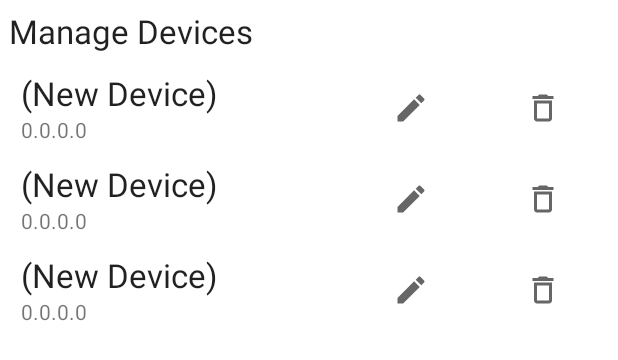
After one commit to Moustachauve/WLED-Native-Android, an Android app: the layout fragment_device_list_manage.xml on its own in the app's theme, with its tools: preview values and no code run, on a phone screen of 412 x 824 dp. The commit adds this screen. Shown: the top 360 px of the screen. Run offline under Robolectric (Android 15) with nearby library versions, the phone set to English and light mode, and no system bars.

Commit message:
Add manage device page Add remove device feature

```diff
--- a/app/build.gradle
+++ b/app/build.gradle
@@ -47,6 +47,7 @@ dependencies {
     implementation "androidx.fragment:fragment-ktx:1.3.6"
     implementation "androidx.legacy:legacy-support-v4:1.0.0"
     implementation "androidx.preference:preference-ktx:1.1.1"
+    implementation 'androidx.webkit:webkit:1.4.0'
 
     implementation("com.squareup.moshi:moshi:$moshiVersion")
     kapt("com.squareup.moshi:moshi-kotlin-codegen:$moshiVersion")
--- /dev/null
+++ b/app/src/main/res/drawable/ic_baseline_edit_24.xml
@@ -0,0 +1,10 @@
+<vector xmlns:android="http://schemas.android.com/apk/res/android"
+    android:width="24dp"
+    android:height="24dp"
+    android:viewportWidth="24"
+    android:viewportHeight="24"
+    android:tint="?attr/colorControlNormal">
+  <path
+      android:fillColor="@android:color/white"
+      android:pathData="M3,17.25V21h3.75L17.81,9.94l-3.75,-3.75L3,17.25zM20.71,7.04c0.39,-0.39 0.39,-1.02 0,-1.41l-2.34,-2.34c-0.39,-0.39 -1.02,-0.39 -1.41,0l-1.83,1.83 3.75,3.75 1.83,-1.83z"/>
+</vector>
--- a/app/src/main/res/layout/device_list_item.xml
+++ b/app/src/main/res/layout/device_list_item.xml
@@ -3,9 +3,11 @@
 <androidx.constraintlayout.widget.ConstraintLayout xmlns:android="http://schemas.android.com/apk/res/android"
     android:id="@+id/container"
     xmlns:app="http://schemas.android.com/apk/res-auto"
-    xmlns:tools="http://schemas.android.com/tools"
     android:layout_width="match_parent"
     android:layout_height="wrap_content"
+    android:clickable="true"
+    android:focusable="true"
+    android:background="?attr/selectableItemBackground"
     android:padding="6dp">
 
     <TextView
--- /dev/null
+++ b/app/src/main/res/layout/device_list_item_manage.xml
@@ -0,0 +1,54 @@
+<?xml version="1.0" encoding="utf-8"?>
+
+<androidx.constraintlayout.widget.ConstraintLayout xmlns:android="http://schemas.android.com/apk/res/android"
+    android:id="@+id/container"
+    xmlns:app="http://schemas.android.com/apk/res-auto"
+    android:layout_width="match_parent"
+    android:layout_height="wrap_content"
+    android:clickable="true"
+    android:focusable="true"
+    android:background="?attr/selectableItemBackground"
+    android:padding="6dp">
+
+    <TextView
+        android:id="@+id/name_text_view"
+        android:layout_width="wrap_content"
+        android:layout_height="wrap_content"
+        android:layout_marginStart="8dp"
+        android:text="@string/default_device_name"
+        android:textAppearance="@style/TextAppearance.AppCompat.Large"
+        app:layout_constraintStart_toStartOf="parent"
+        app:layout_constraintTop_toTopOf="parent" />
+
+        <TextView
+            android:id="@+id/ip_address_text_view"
+            android:layout_width="wrap_content"
+            android:layout_height="match_parent"
+            android:text="@string/default_ip"
+            app:layout_constraintStart_toStartOf="@+id/name_text_view"
+            app:layout_constraintTop_toBottomOf="@+id/name_text_view"/>
+
+    <ImageButton
+        android:id="@+id/edit_button"
+        android:layout_width="wrap_content"
+        android:layout_height="wrap_content"
+        app:layout_constraintBottom_toBottomOf="parent"
+        app:layout_constraintEnd_toStartOf="@+id/delete_button"
+        app:layout_constraintTop_toTopOf="parent"
+        app:srcCompat="@drawable/ic_baseline_edit_24"
+        style="?android:attr/borderlessButtonStyle"
+        android:contentDescription="@string/edit_device" />
+
+    <ImageButton
+        android:id="@+id/delete_button"
+        android:layout_width="wrap_content"
+        android:layout_height="wrap_content"
+        android:backgroundTint="#DA1414"
+        app:layout_constraintBottom_toBottomOf="parent"
+        app:layout_constraintEnd_toEndOf="parent"
+        app:layout_constraintTop_toTopOf="parent"
+        app:srcCompat="@drawable/ic_baseline_delete_outline_24"
+        style="?android:attr/borderlessButtonStyle"
+        android:contentDescription="@string/remove_device" />
+
+</androidx.constraintlayout.widget.ConstraintLayout>
--- /dev/null
+++ b/app/src/main/res/layout/fragment_device_list_manage.xml
@@ -0,0 +1,27 @@
+<?xml version="1.0" encoding="utf-8"?>
+<LinearLayout xmlns:android="http://schemas.android.com/apk/res/android"
+    xmlns:app="http://schemas.android.com/apk/res-auto"
+    xmlns:tools="http://schemas.android.com/tools"
+    android:layout_width="match_parent"
+    android:layout_height="match_parent"
+    android:orientation="vertical"
+    tools:context=".fragment.DeviceListFragment">
+
+
+    <TextView
+        android:id="@+id/textView"
+        android:layout_width="wrap_content"
+        android:layout_height="wrap_content"
+        android:padding="6dp"
+        android:text="@string/manage_devices"
+        android:textAppearance="@style/TextAppearance.AppCompat.Large" />
+
+    <androidx.recyclerview.widget.RecyclerView
+        android:id="@+id/device_list_recycler_view"
+        android:clipToPadding="false"
+        android:layout_width="match_parent"
+        android:layout_height="match_parent"
+        app:layoutManager="LinearLayoutManager"
+        tools:listitem="@layout/device_list_item_manage" />
+
+</LinearLayout>
--- a/app/src/main/res/values/strings.xml
+++ b/app/src/main/res/values/strings.xml
@@ -15,8 +15,6 @@
     <string name="attachment_summary_on">Automatically download attachments for incoming emails
     </string>
     <string name="attachment_summary_off">Only download attachments when manually requested</string>
-    <!-- TODO: Remove or change this placeholder text -->
-    <string name="hello_blank_fragment">Hello blank fragment</string>
     <string name="looking_for_devices">Looking for Devices</string>
     <string name="add_a_device_manually">Add a Device Manually</string>
     <string name="add_device">Add Device</string>
@@ -36,4 +34,9 @@
     <string name="refresh_list">Refresh List</string>
     <string name="manage_devices">Manage Devices</string>
     <string name="wled_logo">WLED Logo</string>
+    <string name="remove">Remove</string>
+    <string name="edit_device">Edit Device</string>
+    <string name="remove_device">Remove Device</string>
+    <string name="remove_device_confirm">Remove a device?</string>
+    <string name="remove_device_confirm_text">Do you really want to remove %1$s [%2$s]?</string>
 </resources>
```
Also changed, not shown: app/src/main/java/ca/cgagnier/wlednativeandroid/AbstractDeviceListAdapter.kt (added, +59 -0 lines), app/src/main/java/ca/cgagnier/wlednativeandroid/DeviceListAdapter.kt (+4 -59 lines), app/src/main/java/ca/cgagnier/wlednativeandroid/DeviceListManageAdapter.kt (added, +57 -0 lines), app/src/main/java/ca/cgagnier/wlednativeandroid/fragment/DeviceListFragment.kt (+9 -0 lines), app/src/main/java/ca/cgagnier/wlednativeandroid/fragment/DeviceListManageFragment.kt (added, +60 -0 lines), app/src/main/java/ca/cgagnier/wlednativeandroid/fragment/DeviceViewFragment.kt (+15 -0 lines), 1 other file.
